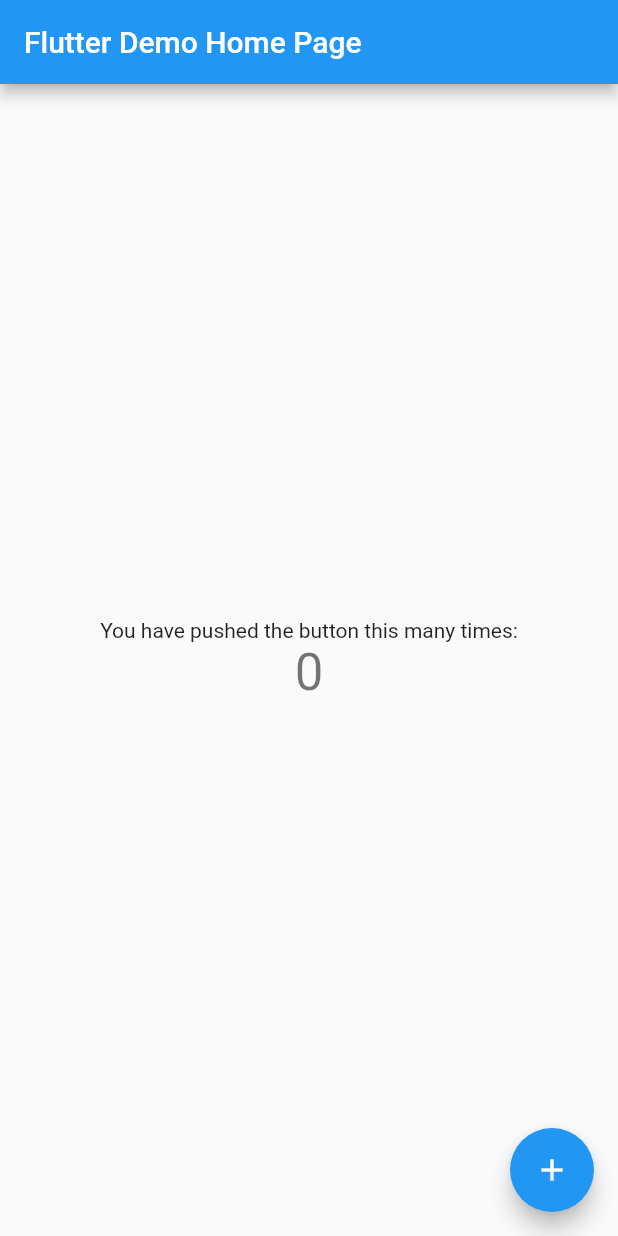
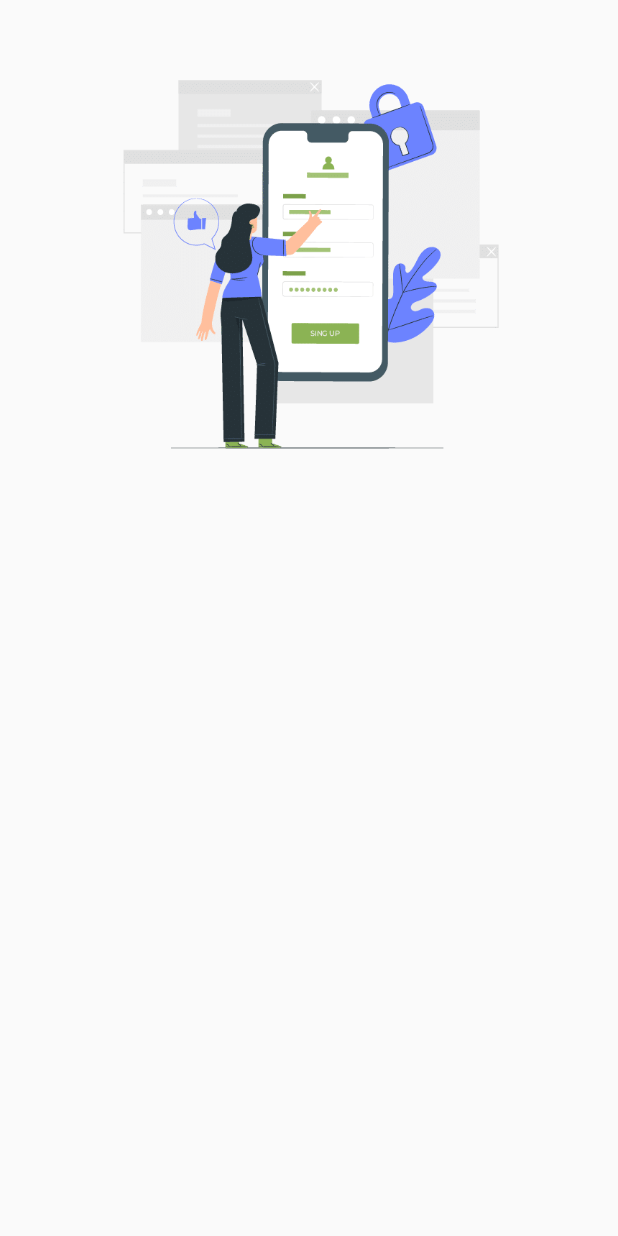
Before and after one commit to Abd0Khalifa/Flutter_FireBase, a Flutter app: the screen it shows after launch, on a phone screen of 412 x 824 dp. Run offline on Flutter 3.47's test engine with Material 2 defaults, Android fonts, the phone set to English and light mode, and no system bars.

Commit message:
Abdulrahman Khalifa Starting Create welcome Screen

```diff
--- a/lib/main.dart
+++ b/lib/main.dart
@@ -1,4 +1,5 @@
 import 'package:flutter/material.dart';
+import 'package:flutter_firebase/screens/welcome_screen.dart';
 
 void main() {
   runApp(const MyApp());
@@ -10,106 +11,10 @@
   // This widget is the root of your application.
   @override
   Widget build(BuildContext context) {
-    return MaterialApp(
-      title: 'Flutter Demo',
-      theme: ThemeData(
-        // This is the theme of your application.
-        //
-        // Try running your application with "flutter run". You'll see the
-        // application has a blue toolbar. Then, without quitting the app, try
-        // changing the primarySwatch below to Colors.green and then invoke
-        // "hot reload" (press "r" in the console where you ran "flutter run",
-        // or simply save your changes to "hot reload" in a Flutter IDE).
-        // Notice that the counter didn't reset back to zero; the application
-        // is not restarted.
-        primarySwatch: Colors.blue,
-      ),
-      home: const MyHomePage(title: 'Flutter Demo Home Page'),
+    return const MaterialApp(
+      debugShowCheckedModeBanner: false,
+      home: WelcomeScreen(),
+      title: "PhoneAuth",
     );
   }
 }
-
-class MyHomePage extends StatefulWidget {
-  const MyHomePage({super.key, required this.title});
-
-  // This widget is the home page of your application. It is stateful, meaning
-  // that it has a State object (defined below) that contains fields that affect
-  // how it looks.
-
-  // This class is the configuration for the state. It holds the values (in this
-  // case the title) provided by the parent (in this case the App widget) and
-  // used by the build method of the State. Fields in a Widget subclass are
-  // always marked "final".
-
-  final String title;
-
-  @override
-  State<MyHomePage> createState() => _MyHomePageState();
-}
-
-class _MyHomePageState extends State<MyHomePage> {
-  int _counter = 0;
-
-  void _incrementCounter() {
-    setState(() {
-      // This call to setState tells the Flutter framework that something has
-      // changed in this State, which causes it to rerun the build method below
-      // so that the display can reflect the updated values. If we changed
-      // _counter without calling setState(), then the build method would not be
-      // called again, and so nothing would appear to happen.
-      _counter++;
-    });
-  }
-
-  @override
-  Widget build(BuildContext context) {
-    // This method is rerun every time setState is called, for instance as done
-    // by the _incrementCounter method above.
-    //
-    // The Flutter framework has been optimized to make rerunning build methods
-    // fast, so that you can just rebuild anything that needs updating rather
-    // than having to individually change instances of widgets.
-    return Scaffold(
-      appBar: AppBar(
-        // Here we take the value from the MyHomePage object that was created by
-        // the App.build method, and use it to set our appbar title.
-        title: Text(widget.title),
-      ),
-      body: Center(
-        // Center is a layout widget. It takes a single child and positions it
-        // in the middle of the parent.
-        child: Column(
-          // Column is also a layout widget. It takes a list of children and
-          // arranges them vertically. By default, it sizes itself to fit its
-          // children horizontally, and tries to be as tall as its parent.
-          //
-          // Invoke "debug painting" (press "p" in the console, choose the
-          // "Toggle Debug Paint" action from the Flutter Inspector in Android
-          // Studio, or the "Toggle Debug Paint" command in Visual Studio Code)
-          // to see the wireframe for each widget.
-          //
-          // Column has various properties to control how it sizes itself and
-          // how it positions its children. Here we use mainAxisAlignment to
-          // center the children vertically; the main axis here is the vertical
-          // axis because Columns are vertical (the cross axis would be
-          // horizontal).
-          mainAxisAlignment: MainAxisAlignment.center,
-          children: <Widget>[
-            const Text(
-              'You have pushed the button this many times:',
-            ),
-            Text(
-              '$_counter',
-              style: Theme.of(context).textTheme.headline4,
-            ),
-          ],
-        ),
-      ),
-      floatingActionButton: FloatingActionButton(
-        onPressed: _incrementCounter,
-        tooltip: 'Increment',
-        child: const Icon(Icons.add),
-      ), // This trailing comma makes auto-formatting nicer for build methods.
-    );
-  }
-}
--- /dev/null
+++ b/lib/screens/welcome_screen.dart
@@ -0,0 +1,32 @@
+import 'package:flutter/material.dart';
+
+class WelcomeScreen extends StatefulWidget {
+  const WelcomeScreen({super.key});
+
+  @override
+  State<WelcomeScreen> createState() => _WelcomeScreenState();
+}
+
+class _WelcomeScreenState extends State<WelcomeScreen> {
+  @override
+  Widget build(BuildContext context) {
+    return Scaffold(
+      body: SafeArea(
+        child: Center(
+          child: Padding(
+            padding: const EdgeInsets.symmetric(vertical: 25,horizontal:35 ),
+            child: Column(
+              children: [
+                Image.asset(
+                  "assets/1.png",
+                  height: 300,
+                ),
+
+              ],
+            ),
+          ),
+        ),
+      ),
+    );
+  }
+}
```
Also changed, not shown: pubspec.yaml (+4 -3 lines), assets/1.png (added), assets/2.png (added), assets/3.jpg (added).
